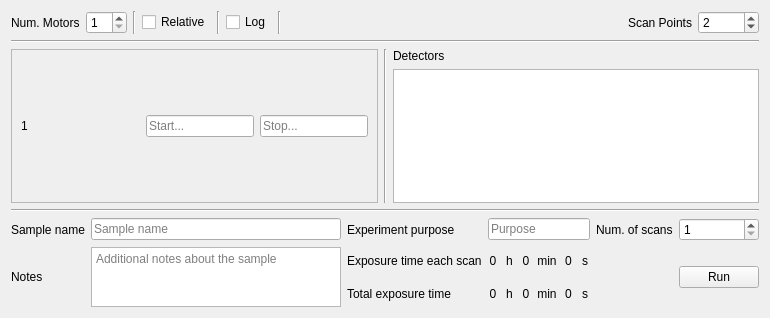
First picture: the form in src/firefly/plans/line_scan.ui, repository spc-group/haven, before the edit.
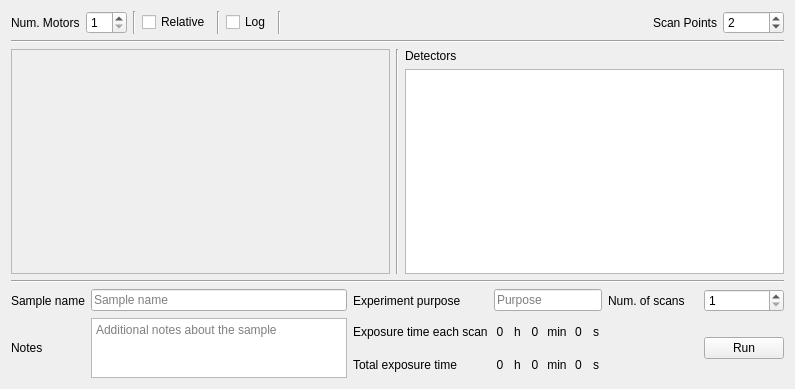
Second picture: the form after the edit. Custom widgets are drawn as their Qt base class.

Commit message: Added spacers to the region layouts in plan windows.

```diff
--- a/src/firefly/plans/line_scan.ui
+++ b/src/firefly/plans/line_scan.ui
@@ -6,8 +6,8 @@
    <rect>
     <x>0</x>
     <y>0</y>
-    <width>770</width>
-    <height>318</height>
+    <width>795</width>
+    <height>389</height>
    </rect>
   </property>
   <property name="windowTitle">
@@ -155,81 +155,32 @@
             <x>0</x>
             <y>0</y>
             <width>377</width>
-            <height>114</height>
+            <height>215</height>
            </rect>
           </property>
           <layout class="QVBoxLayout" name="verticalLayout_4">
            <item>
-            <layout class="QVBoxLayout" name="verticalLayout_12">
-             <item>
-              <layout class="QHBoxLayout" name="region_template_layout">
-               <item>
-                <widget class="QLabel" name="motor_num_label_6">
-                 <property name="text">
-                  <string>1</string>
-                 </property>
-                </widget>
-               </item>
-               <item>
-                <widget class="ComponentSelector" name="motor_selector_9" native="true"/>
-               </item>
-               <item>
-                <spacer name="horizontalSpacer_11">
-                 <property name="orientation">
-                  <enum>Qt::Horizontal</enum>
-                 </property>
-                 <property name="sizeHint" stdset="0">
-                  <size>
-                   <width>40</width>
-                   <height>20</height>
-                  </size>
-                 </property>
-                </spacer>
-               </item>
-               <item>
-                <widget class="QLineEdit" name="scan_start_lineEdit_6">
-                 <property name="sizePolicy">
-                  <sizepolicy hsizetype="Preferred" vsizetype="Fixed">
-                   <horstretch>0</horstretch>
-                   <verstretch>0</verstretch>
-                  </sizepolicy>
-                 </property>
-                 <property name="minimumSize">
-                  <size>
-                   <width>20</width>
-                   <height>0</height>
-                  </size>
-                 </property>
-                 <property name="baseSize">
-                  <size>
-                   <width>0</width>
-                   <height>0</height>
-                  </size>
-                 </property>
-                 <property name="placeholderText">
-                  <string>Start...</string>
-                 </property>
-                </widget>
-               </item>
-               <item>
-                <widget class="QLineEdit" name="scan_stop_lineEdit_6">
-                 <property name="sizePolicy">
-                  <sizepolicy hsizetype="Preferred" vsizetype="Fixed">
-                   <horstretch>0</horstretch>
-                   <verstretch>0</verstretch>
-                  </sizepolicy>
-                 </property>
-                 <property name="placeholderText">
-                  <string>Stop...</string>
-                 </property>
-                </widget>
-               </item>
-              </layout>
-             </item>
+            <layout class="QVBoxLayout" name="regions_layout">
+             <property name="topMargin">
+              <number>3</number>
+             </property>
+             <property name="bottomMargin">
+              <number>3</number>
+             </property>
             </layout>
            </item>
            <item>
-            <layout class="QVBoxLayout" name="regions_layout"/>
+            <spacer name="verticalSpacer">
+             <property name="orientation">
+              <enum>Qt::Vertical</enum>
+             </property>
+             <property name="sizeHint" stdset="0">
+              <size>
+               <width>20</width>
+               <height>40</height>
+              </size>
+             </property>
+            </spacer>
            </item>
           </layout>
          </widget>
@@ -568,12 +519,6 @@
    <extends>QListWidget</extends>
    <header>firefly.detector_list</header>
   </customwidget>
-  <customwidget>
-   <class>ComponentSelector</class>
-   <extends>QWidget</extends>
-   <header>firefly.component_selector</header>
-   <container>1</container>
-  </customwidget>
  </customwidgets>
  <resources/>
  <connections/>
```
Left out of the diff: 252 changed lines with no effect on the pictures. The commit also changes 3 other files.
